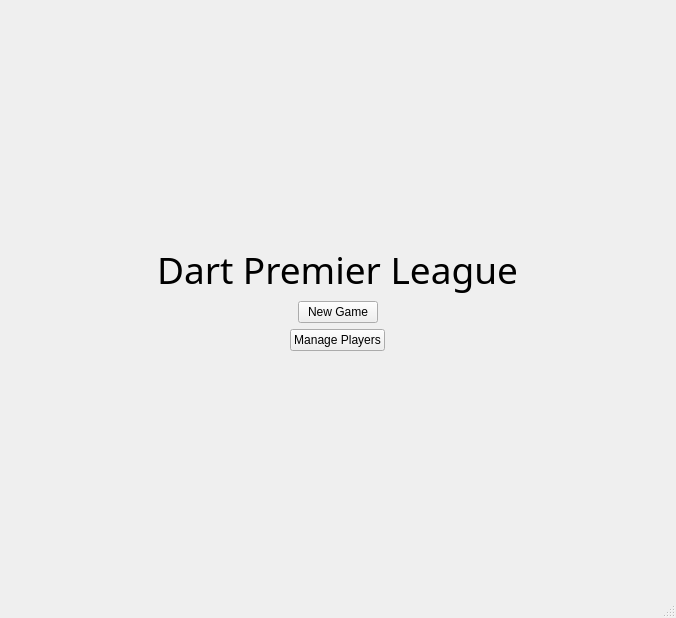
Qt form dartboard/views/StartMenu.ui (Jedimaster4559/CS499-DartBoard) before a commit.
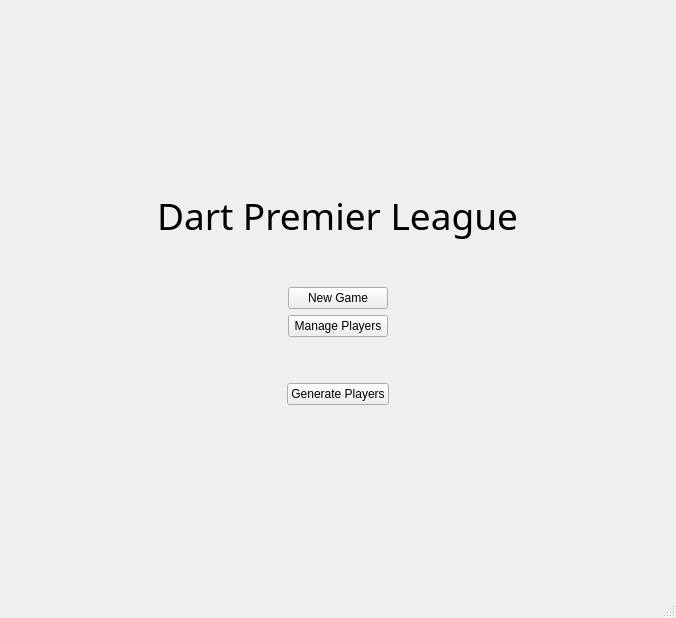
The same form after that commit.

Commit message: Added Generate Players button

Patch:
```diff
--- a/dartboard/views/StartMenu.ui
+++ b/dartboard/views/StartMenu.ui
@@ -36,6 +36,22 @@
         </property>
        </widget>
       </item>
+      <item>
+       <spacer name="verticalSpacer">
+        <property name="orientation">
+         <enum>Qt::Vertical</enum>
+        </property>
+        <property name="sizeType">
+         <enum>QSizePolicy::Fixed</enum>
+        </property>
+        <property name="sizeHint" stdset="0">
+         <size>
+          <width>20</width>
+          <height>40</height>
+         </size>
+        </property>
+       </spacer>
+      </item>
       <item alignment="Qt::AlignHCenter">
        <widget class="QPushButton" name="new_match_button">
         <property name="sizePolicy">
@@ -44,6 +60,12 @@
           <verstretch>0</verstretch>
          </sizepolicy>
         </property>
+        <property name="minimumSize">
+         <size>
+          <width>100</width>
+          <height>0</height>
+         </size>
+        </property>
         <property name="text">
          <string>New Game</string>
         </property>
@@ -57,11 +79,52 @@
           <verstretch>0</verstretch>
          </sizepolicy>
         </property>
+        <property name="minimumSize">
+         <size>
+          <width>100</width>
+          <height>0</height>
+         </size>
+        </property>
         <property name="text">
          <string>Manage Players</string>
         </property>
        </widget>
       </item>
+      <item>
+       <spacer name="verticalSpacer_2">
+        <property name="orientation">
+         <enum>Qt::Vertical</enum>
+        </property>
+        <property name="sizeType">
+         <enum>QSizePolicy::Fixed</enum>
+        </property>
+        <property name="sizeHint" stdset="0">
+         <size>
+          <width>20</width>
+          <height>40</height>
+         </size>
+        </property>
+       </spacer>
+      </item>
+      <item alignment="Qt::AlignHCenter">
+       <widget class="QPushButton" name="generate_players_button">
+        <property name="sizePolicy">
+         <sizepolicy hsizetype="Fixed" vsizetype="Fixed">
+          <horstretch>0</horstretch>
+          <verstretch>0</verstretch>
+         </sizepolicy>
+        </property>
+        <property name="minimumSize">
+         <size>
+          <width>100</width>
+          <height>0</height>
+         </size>
+        </property>
+        <property name="text">
+         <string>Generate Players</string>
+        </property>
+       </widget>
+      </item>
      </layout>
     </item>
    </layout>
```
The commit also changes 2 other files.
